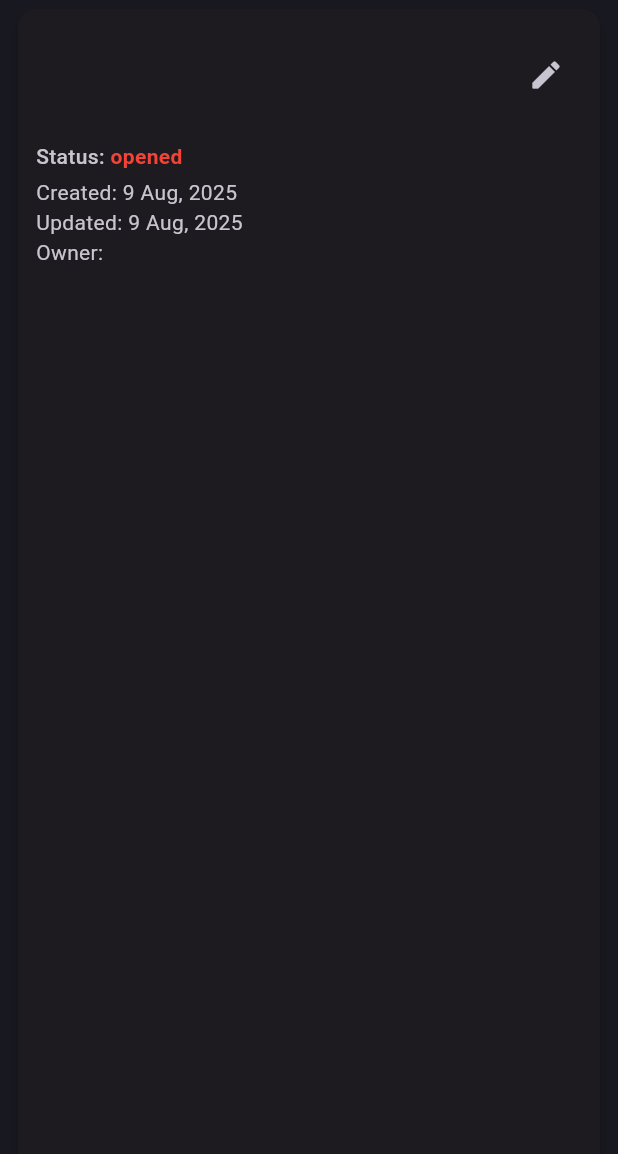
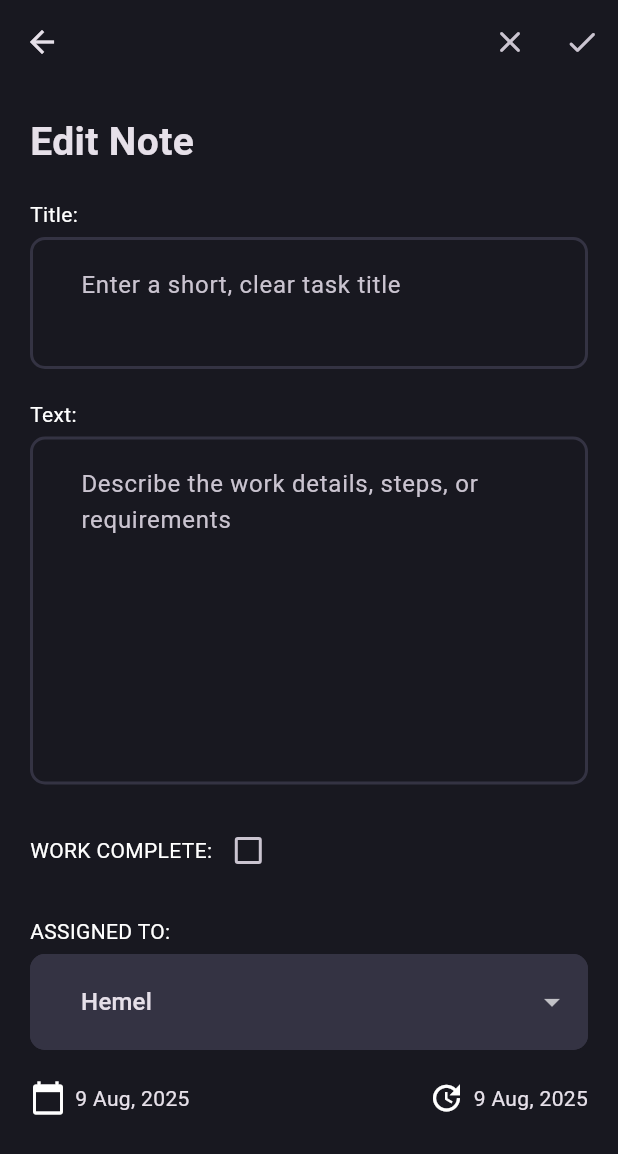
Before and after one commit to akibahmed229/repairshop-app, a Flutter app: the TechNoteCard widget shown alone on an empty page, opened directly with empty values, after a tap on the "edit" icon, on a phone screen of 412 x 824 dp. Shown: the top 1154 px of the screen. Run offline on Flutter 3.47's test engine with Material 3 defaults, Android fonts, the phone set to English and light mode, and no system bars; our stand-ins replace flutter_bloc, fpdart, get_it, google_nav_bar, internet_connection_checker_plus, shared_preferences and 1 more; accounts and stored records are empty; network calls fail.

Commit message:
feat: edit note page skeleton created logic will apply later

```diff
--- a/lib/features/techNotes/presentation/pages/add_tech_note_page.dart
+++ b/lib/features/techNotes/presentation/pages/add_tech_note_page.dart
@@ -50,7 +50,6 @@ class _AddTechNotePageState extends State<AddTechNotePage> {
               TechNoteEditor(
                 controller: _titleController,
                 hintText: "Enter a short, clear task title",
-                maxLines: 2,
               ),
               const SizedBox(height: 20),
 
@@ -60,7 +59,7 @@ class _AddTechNotePageState extends State<AddTechNotePage> {
               TechNoteEditor(
                 controller: _contentController,
                 hintText: "Describe the work details, steps, or requirements",
-                maxLines: 8,
+                minLines: 8,
               ),
               const SizedBox(height: 20),
 
--- /dev/null
+++ b/lib/features/techNotes/presentation/pages/edit_tech_note_page.dart
@@ -0,0 +1,138 @@
+import 'package:flutter/material.dart';
+import 'package:repair_shop/core/utils/format_date.dart';
+import 'package:repair_shop/features/techNotes/domain/entities/tech_note_entities.dart';
+import 'package:repair_shop/features/techNotes/presentation/widgets/tech_note_dropdown.dart';
+import 'package:repair_shop/features/techNotes/presentation/widgets/tech_note_editor.dart';
+
+class EditTechNotePage extends StatefulWidget {
+  static route(TechNoteEntities note) =>
+      MaterialPageRoute(builder: (context) => EditTechNotePage(note: note));
+
+  final TechNoteEntities note;
+
+  const EditTechNotePage({super.key, required this.note});
+
+  @override
+  State<EditTechNotePage> createState() => _EditTechNotePageState();
+}
+
+class _EditTechNotePageState extends State<EditTechNotePage> {
+  final _formKey = GlobalKey<FormState>();
+  late TextEditingController _titleController;
+  late TextEditingController _contentController;
+
+  late String _assignedTo;
+  final List<String> _users = ['Hemel', 'Akib', 'Anika', 'Samir'];
+
+  @override
+  void initState() {
+    super.initState();
+    _titleController = TextEditingController(text: widget.note.title);
+    _contentController = TextEditingController(text: widget.note.content);
+
+    // Match dropdown value safely
+    _assignedTo = _users.firstWhere(
+      (user) =>
+          user.toLowerCase() == (widget.note.userName ?? '').toLowerCase(),
+      orElse: () => _users.first,
+    );
+  }
+
+  @override
+  void dispose() {
+    _titleController.dispose();
+    _contentController.dispose();
+    super.dispose();
+  }
+
+  @override
+  Widget build(BuildContext context) {
+    return Scaffold(
+      appBar: AppBar(
+        actions: [
+          IconButton(onPressed: () {}, icon: Icon(Icons.close_rounded)),
+          IconButton(onPressed: () {}, icon: Icon(Icons.done_rounded)),
+        ],
+      ),
+      body: Padding(
+        padding: const EdgeInsets.all(20.0),
+        child: Form(
+          key: _formKey,
+          child: ListView(
+            children: [
+              const Text(
+                "Edit Note",
+                style: TextStyle(fontSize: 26, fontWeight: FontWeight.bold),
+              ),
+              const SizedBox(height: 20),
+
+              // Title Input
+              const Text("Title:", style: TextStyle(color: Colors.white)),
+              const SizedBox(height: 5),
+              TechNoteEditor(
+                controller: _titleController,
+                hintText: "Enter a short, clear task title",
+              ),
+              const SizedBox(height: 20),
+
+              // Content Input
+              const Text("Text:", style: TextStyle(color: Colors.white)),
+              const SizedBox(height: 5),
+              TechNoteEditor(
+                controller: _contentController,
+                hintText: "Describe the work details, steps, or requirements",
+                minLines: 8,
+              ),
+              const SizedBox(height: 20),
+
+              // Work Complete
+              Row(
+                children: [
+                  const Text(
+                    "WORK COMPLETE:",
+                    style: TextStyle(color: Colors.white),
+                  ),
+                  Checkbox(
+                    value: widget.note.completed,
+                    onChanged: (value) {
+                      setState(() {});
+                    },
+                  ),
+                ],
+              ),
+              const SizedBox(height: 20),
+
+              // Dropdown
+              const Text("ASSIGNED TO:", style: TextStyle(color: Colors.white)),
+              const SizedBox(height: 5),
+              TechNoteDropdown(assignedTo: _assignedTo, users: _users),
+              const SizedBox(height: 20),
+
+              // Created & Updated in a row
+              Row(
+                mainAxisAlignment: MainAxisAlignment.spaceBetween,
+                children: [
+                  Row(
+                    children: [
+                      const Icon(Icons.calendar_today),
+                      SizedBox(width: 6),
+                      Text("${formatDateByMMMYYYY(widget.note.createdAt)}"),
+                    ],
+                  ),
+
+                  Row(
+                    children: [
+                      const Icon(Icons.update),
+                      SizedBox(width: 6),
+                      Text("${formatDateByMMMYYYY(widget.note.updatedAt)}"),
+                    ],
+                  ),
+                ],
+              ),
+            ],
+          ),
+        ),
+      ),
+    );
+  }
+}
--- a/lib/features/techNotes/presentation/widgets/tech_note_card.dart
+++ b/lib/features/techNotes/presentation/widgets/tech_note_card.dart
@@ -1,6 +1,7 @@
 import 'package:flutter/material.dart';
 import 'package:repair_shop/core/utils/format_date.dart';
 import 'package:repair_shop/features/techNotes/domain/entities/tech_note_entities.dart';
+import 'package:repair_shop/features/techNotes/presentation/pages/edit_tech_note_page.dart';
 
 class TechNoteCard extends StatelessWidget {
   final TechNoteEntities note;
@@ -20,7 +21,12 @@ class TechNoteCard extends StatelessWidget {
               '${note.title}',
               style: const TextStyle(fontWeight: FontWeight.bold),
             ),
-            IconButton(onPressed: () {}, icon: Icon(Icons.edit_rounded)),
+            IconButton(
+              onPressed: () {
+                Navigator.push(context, EditTechNotePage.route(note));
+              },
+              icon: Icon(Icons.edit_rounded),
+            ),
           ],
         ),
         subtitle: Column(
@@ -43,9 +49,33 @@ class TechNoteCard extends StatelessWidget {
               ],
             ),
             const SizedBox(height: 4),
-            Text("Created: ${formatDateByMMMYYYY(note.createdAt)}"),
-            Text("Updated: ${formatDateByMMMYYYY(note.updatedAt)}"),
             Text("Owner: ${note.userName}"),
+
+            const SizedBox(height: 20),
+            Row(
+              mainAxisAlignment: MainAxisAlignment.spaceBetween,
+              children: [
+                Row(
+                  children: [
+                    const Icon(
+                      Icons.calendar_today,
+                      size: 16,
+                      color: Colors.white70,
+                    ),
+                    SizedBox(width: 5),
+                    Text("${formatDateByMMMYYYY(note.createdAt)}"),
+                  ],
+                ),
+
+                Row(
+                  children: [
+                    const Icon(Icons.update, size: 16, color: Colors.white70),
+                    SizedBox(width: 5),
+                    Text("${formatDateByMMMYYYY(note.updatedAt)}"),
+                  ],
+                ),
+              ],
+            ),
           ],
         ),
       ),
--- a/lib/features/techNotes/presentation/widgets/tech_note_editor.dart
+++ b/lib/features/techNotes/presentation/widgets/tech_note_editor.dart
@@ -3,12 +3,14 @@ import 'package:flutter/material.dart';
 class TechNoteEditor extends StatelessWidget {
   final TextEditingController controller;
   final String hintText;
-  final int maxLines;
+  final dynamic maxLines;
+  final int minLines;
   const TechNoteEditor({
     super.key,
     required this.controller,
     required this.hintText,
-    required this.maxLines,
+    this.maxLines = null,
+    this.minLines = 2,
   });
 
   @override
@@ -17,6 +19,7 @@ class TechNoteEditor extends StatelessWidget {
       controller: controller,
       decoration: InputDecoration(hintText: hintText),
       maxLines: maxLines,
+      minLines: minLines,
       validator: (value) {
         if (value!.isEmpty) {
           return 'Please enter your $hintText';
```
